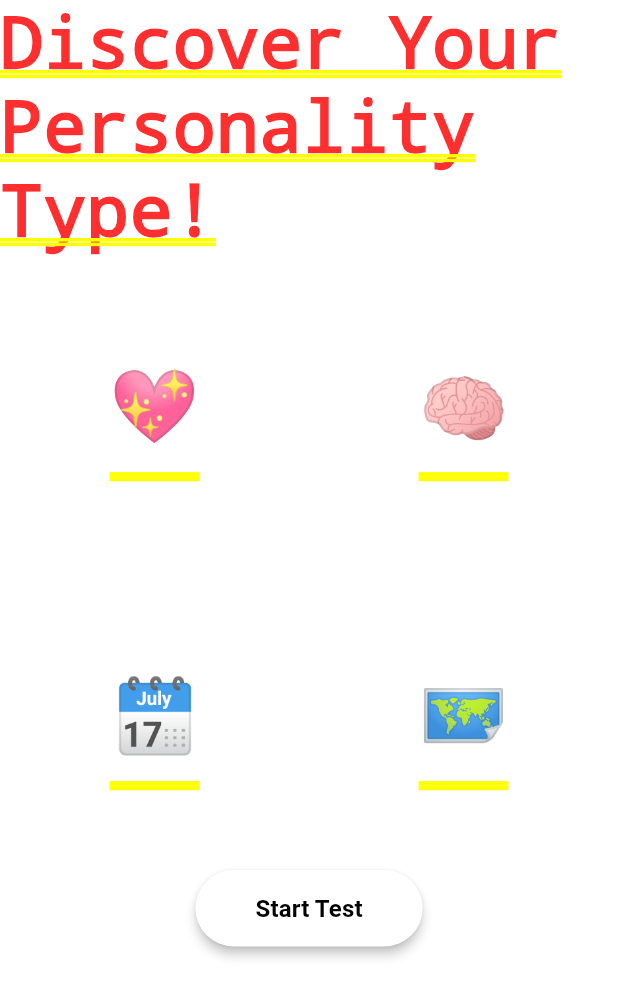
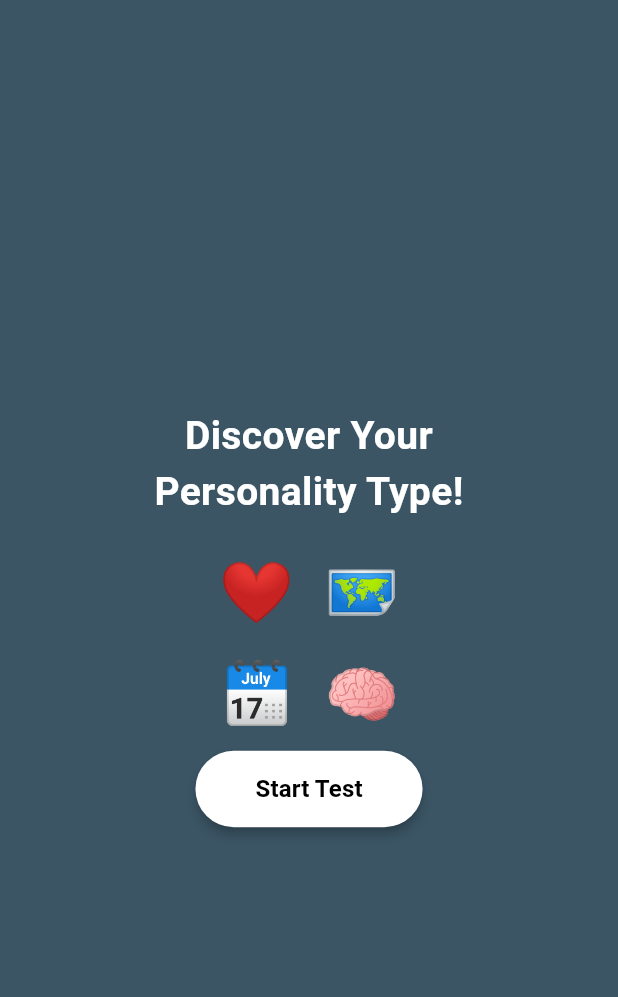
Before and after one commit to bashar-shreif/personality-test, a Flutter app: the screen it shows after launch, on a phone screen of 412 x 824 dp. Shown: the top 997 px of the screen. Run offline on Flutter 3.47's test engine with Material 3 defaults, Android fonts, the phone set to English and light mode, and no system bars.

Commit message:
Polishing app functionality with proper styling

```diff
--- a/lib/models/personality.dart
+++ b/lib/models/personality.dart
@@ -4,7 +4,7 @@ Map<Personality, String> personalityMessage = {
   Personality.feeler:
       "You are a Feeler\n💖\nEmpathetic, warm, and guided by emotion.",
   Personality.thinker:
-      "You are a Thinke\n🧠\nLogical, curious, and focused on ideas.",
+      "You are a Thinker\n🧠\nLogical, curious, and focused on ideas.",
   Personality.planner:
       "You are a Planner\n🗓️\nOrganized, strategic, and goal-oriented.",
   Personality.adventurer:
--- a/lib/personality_test_app.dart
+++ b/lib/personality_test_app.dart
@@ -1,48 +1,84 @@
 import 'package:flutter/material.dart';
-import 'package:personality_test/models/personality.dart';
-import 'package:personality_test/screens/question_screen.dart';
-import 'package:personality_test/screens/result_screen.dart';
-import 'package:personality_test/screens/start_screen.dart';
+import 'models/personality.dart';
+import 'data/questions.dart';
+import 'screens/start_screen.dart';
+import 'screens/question_screen.dart';
+import 'screens/result_screen.dart';
 
 class PersonalityTestApp extends StatefulWidget {
   const PersonalityTestApp({super.key});
+
   @override
-  State<StatefulWidget> createState() => _PersonalityTestAppState();
+  State<PersonalityTestApp> createState() => _PersonalityTestAppState();
 }
 
 class _PersonalityTestAppState extends State<PersonalityTestApp> {
   Personality? result;
+  int currentQuestionPosition = 0;
+  String currentScreen = 'start';
+
   Map<Personality, int> personalityScore = {
     Personality.feeler: 0,
     Personality.thinker: 0,
     Personality.planner: 0,
     Personality.adventurer: 0,
   };
-  int currentQuestionPosition = 0;
 
-  void proceed(Personality chosenPersona) {
+  void proceed(Personality chosen) {
     setState(() {
+      personalityScore[chosen] = personalityScore[chosen]! + 1;
       currentQuestionPosition++;
-      personalityScore.update(chosenPersona, (value) => value + 1);
-      result = personalityScore.entries
-          .reduce((a, b) => a.value > b.value ? a : b)
-          .key;
+
+      if (currentQuestionPosition >= questions.length) {
+        result = personalityScore.entries
+            .reduce((a, b) => a.value > b.value ? a : b)
+            .key;
+        currentScreen = 'result';
+      } else {
+        currentScreen = 'question';
+      }
+    });
+  }
+
+  void restart() {
+    setState(() {
+      result = null;
+      currentQuestionPosition = 0;
+      personalityScore = {
+        Personality.feeler: 0,
+        Personality.thinker: 0,
+        Personality.planner: 0,
+        Personality.adventurer: 0,
+      };
+      currentScreen = 'start';
     });
   }
 
   @override
   Widget build(BuildContext context) {
-    return MaterialApp(
-      title: 'Personality Test App',
-      initialRoute: '/',
-      routes: {
-        '/': (context) => StartScreen(),
-        '/question': (context) => QuestionScreen(
+    Widget screen;
+
+    switch (currentScreen) {
+      case 'question':
+        screen = QuestionScreen(
           currentPosition: currentQuestionPosition,
           updateScore: proceed,
-        ),
-        '/result': (context) => ResultScreen(result: result),
-      },
+        );
+        break;
+      case 'result':
+        screen = ResultScreen(result: result, restart: restart);
+        break;
+      case 'start':
+      default:
+        screen = StartScreen(
+          onStart: () => setState(() => currentScreen = 'question'),
+        );
+    }
+
+    return MaterialApp(
+      debugShowCheckedModeBanner: false,
+      title: 'Personality Test App',
+      home: screen,
     );
   }
 }
--- a/lib/screens/start_screen.dart
+++ b/lib/screens/start_screen.dart
@@ -1,30 +1,48 @@
 import 'package:flutter/material.dart';
-import 'package:personality_test/widgets/custom_button.dart';
+import '../widgets/custom_button.dart';
+import '../theme.dart';
 
 class StartScreen extends StatelessWidget {
+  final VoidCallback onStart;
+
+  const StartScreen({required this.onStart, super.key});
+
   @override
   Widget build(BuildContext context) {
-    return Column(
-      children: [
-        Text("Discover Your Personality Type!"),
-        GridView.count(
-          crossAxisCount: 2,
-          shrinkWrap: true,
-          physics: NeverScrollableScrollPhysics(),
+    return Scaffold(
+      backgroundColor: bgColor,
+      body: Center(
+        child: Column(
+          mainAxisAlignment: MainAxisAlignment.center,
           children: [
-            Center(child: Text("💖")),
-            Center(child: Text("🧠")),
-            Center(child: Text("🗓️")),
-            Center(child: Text("🗺️")),
+            Text(
+              "Discover Your\nPersonality Type!",
+              style: titleStyle,
+              textAlign: TextAlign.center,
+            ),
+            const SizedBox(height: 20),
+            Row(
+              mainAxisAlignment: MainAxisAlignment.center,
+              children: const [
+                Text("❤️", style: TextStyle(fontSize: 40)),
+                SizedBox(width: 20),
+                Text("🗺️", style: TextStyle(fontSize: 40)),
+              ],
+            ),
+            const SizedBox(height: 10),
+            Row(
+              mainAxisAlignment: MainAxisAlignment.center,
+              children: const [
+                Text("🗓️", style: TextStyle(fontSize: 40)),
+                SizedBox(width: 20),
+                Text("🧠", style: TextStyle(fontSize: 40)),
+              ],
+            ),
+            const SizedBox(height: 10),
+            CustomButton(btn_txt: "Start Test", on_pressed: onStart),
           ],
         ),
-        CustomButton(
-          btn_txt: "Start Test",
-          on_pressed: () {
-            Navigator.pushNamed(context, '/question');
-          },
-        ),
-      ],
+      ),
     );
   }
 }
```
Also changed, not shown: lib/screens/question_screen.dart (+35 -27 lines), lib/screens/result_screen.dart (+22 -3 lines), lib/theme.dart (added, +35 -0 lines).
